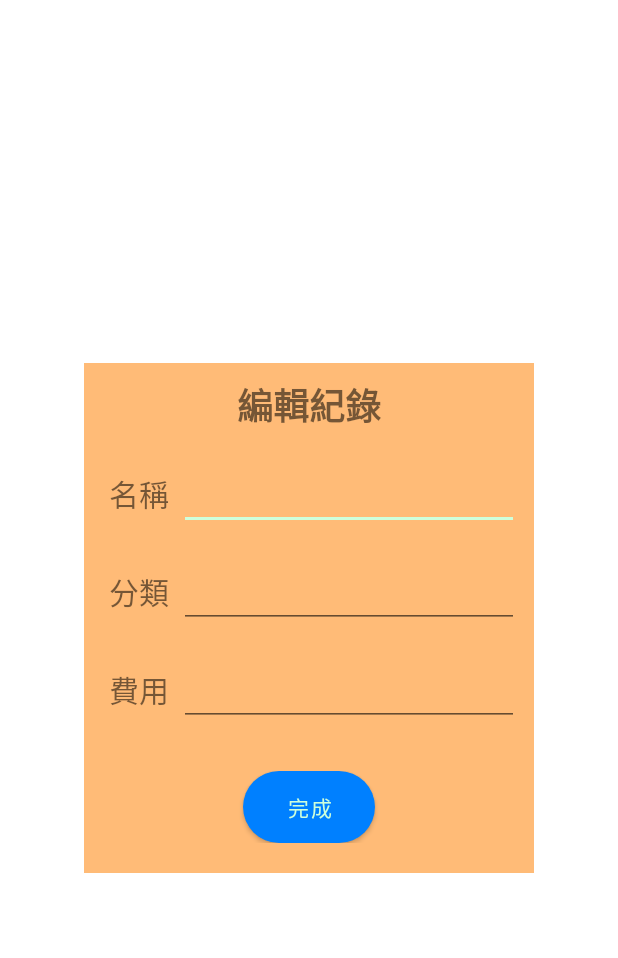
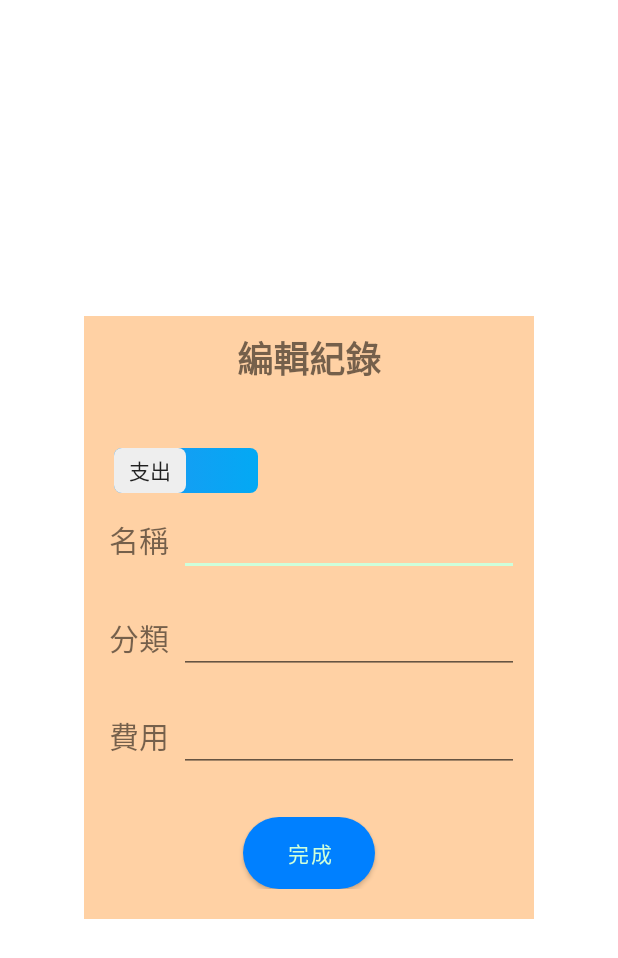
Before and after one commit to PANYANTING/chart_0405, an Android app: the layout dialog_detail.xml on its own in the app's theme, with its tools: preview values and no code run, on a phone screen of 412 x 824 dp. Shown: the top 958 px of the screen. Run offline under Robolectric (Android 15) with nearby library versions, the light colour scheme and no system bars.

Commit message:
sorting and incom

```diff
--- a/app/src/main/java/com/example/chart_0405/DetailFragment.java
+++ b/app/src/main/java/com/example/chart_0405/DetailFragment.java
@@ -91,13 +91,14 @@ public class DetailFragment extends Fragment {
         Log.i("DetailFragment", "getNowArray" + getNowArray);
         lstDetail = new ArrayList<>();
         //拆解getNowArray
-        for (int i = 0; i < getNowArray.size(); i++) {
+        for (int i = getNowArray.size()-1; i >= 0; i--) {
             ArrayList<String> aa = new ArrayList<>();
             aa.add(getNowArray.get(i).get("id"));
             aa.add(getNowArray.get(i).get("date"));
             aa.add(getNowArray.get(i).get("name"));
             aa.add(getNowArray.get(i).get("type"));
             aa.add(getNowArray.get(i).get("fee"));
+            aa.add(getNowArray.get(i).get("status"));
             lstDetail.add(new Detail(aa));
             Log.i("detail", "aa" + aa);
         }
--- a/app/src/main/java/com/example/chart_0405/HomeFragment.java
+++ b/app/src/main/java/com/example/chart_0405/HomeFragment.java
@@ -108,6 +108,7 @@ public class HomeFragment extends Fragment {
         intent.putExtra(RecognizerIntent.EXTRA_LANGUAGE_MODEL,
                 RecognizerIntent.LANGUAGE_MODEL_FREE_FORM);
         startActivityForResult(intent, SPEECH_REQUEST_CODE);
+
     }
 
     @Override
@@ -127,6 +128,7 @@ public class HomeFragment extends Fragment {
             arrayList.add(Name);
             arrayList.add(Type);
             arrayList.add(Fee);
+            arrayList.add("out");
             Log.i("home","arraylist : " + arrayList);
             //new一個intent物件，指定切換的class
             Intent intent = new Intent();
--- a/app/src/main/res/layout/dialog_detail.xml
+++ b/app/src/main/res/layout/dialog_detail.xml
@@ -9,7 +9,7 @@
     <LinearLayout
         android:layout_width="match_parent"
         android:layout_height="wrap_content"
-        android:background="#FFBB77"
+        android:background="#FFD1A4"
         android:gravity="center_horizontal"
         android:orientation="vertical">
         <TextView
@@ -20,6 +20,24 @@
             android:text="編輯紀錄"
             android:textSize="24dp"
             android:textStyle="bold"/>
+        <LinearLayout
+            android:id="@+id/linearlayout2"
+            android:layout_width="match_parent"
+            android:layout_height="wrap_content"
+            android:layout_marginTop="32dp"
+            android:orientation="horizontal"
+            app:layout_constraintTop_toBottomOf="@+id/linearlayout">
+            <Switch
+                android:id="@+id/switch_Below"
+                android:layout_width="wrap_content"
+                android:layout_height="wrap_content"
+                android:layout_marginLeft="20dp"
+                android:showText="true"
+                android:textOff="   支出   "
+                android:textOn="   收入   "
+                android:thumb="@drawable/switch_thumb"
+                android:track="@drawable/switch_track" />
+        </LinearLayout>
 
         <LinearLayout
             android:id="@+id/linearlayout3"
```
Also changed, not shown: app/src/main/java/com/example/chart_0405/AddFragment.java (+8 -1 lines), app/src/main/java/com/example/chart_0405/ChartFragment.java (+16 -3 lines), app/src/main/java/com/example/chart_0405/Detail.java (+6 -1 lines), app/src/main/java/com/example/chart_0405/MyAdapter.java (+19 -3 lines), app/src/main/java/com/example/chart_0405/SQLiteDataBaseHelper.java (+22 -11 lines), app/src/main/res/layout/fragment_chart.xml (+24 -2 lines).
